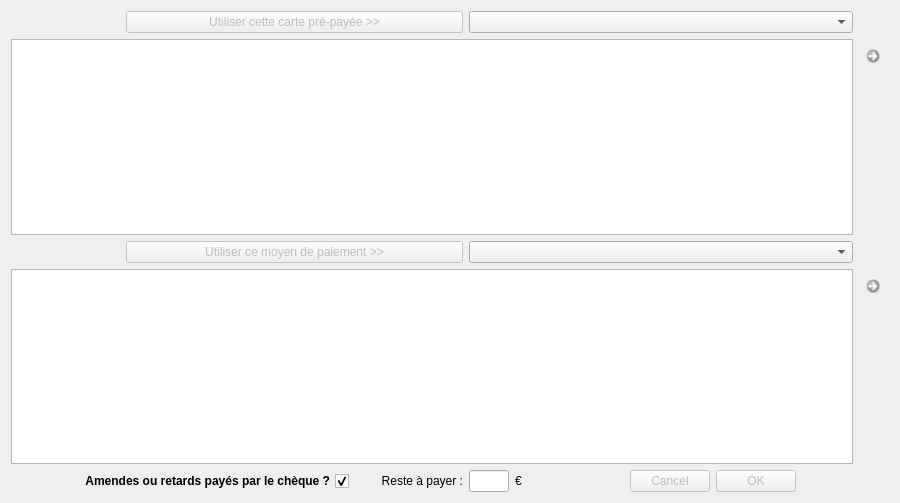
Old version of the form f_paiement.ui in the repository nivhg/ludopen.
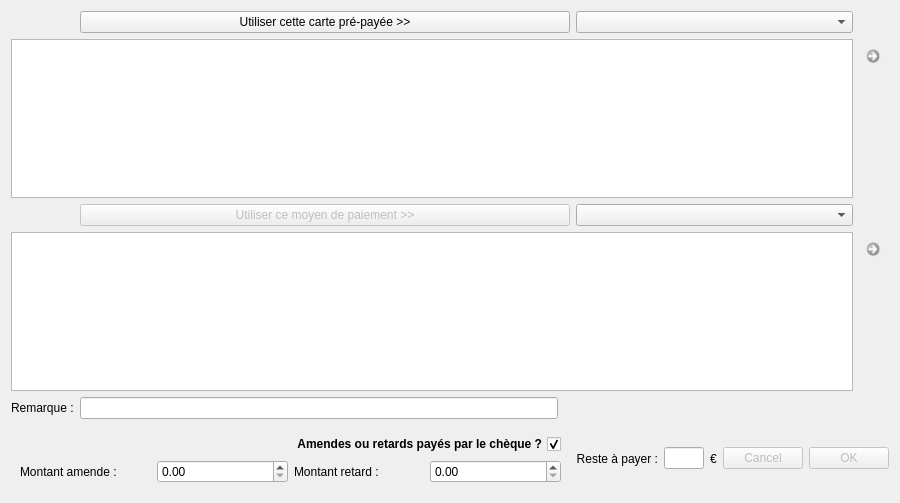
New version of the form. Icons and pictures are not drawn.

The edit to the form file:
```diff
--- a/f_paiement.ui
+++ b/f_paiement.ui
@@ -38,6 +38,29 @@
   <layout class="QVBoxLayout" name="verticalLayout">
    <item>
     <layout class="QGridLayout" name="gridLayout">
+     <item row="6" column="6">
+      <widget class="QLabel" name="Lb_Euro">
+       <property name="text">
+        <string>€</string>
+       </property>
+      </widget>
+     </item>
+     <item row="6" column="7" colspan="2">
+      <widget class="QDialogButtonBox" name="Bt_OK_Annuler">
+       <property name="enabled">
+        <bool>false</bool>
+       </property>
+       <property name="layoutDirection">
+        <enum>Qt::RightToLeft</enum>
+       </property>
+       <property name="orientation">
+        <enum>Qt::Horizontal</enum>
+       </property>
+       <property name="standardButtons">
+        <set>QDialogButtonBox::Cancel|QDialogButtonBox::Ok</set>
+       </property>
+      </widget>
+     </item>
      <item row="4" column="8" alignment="Qt::AlignTop">
       <widget class="QCommandLinkButton" name="Bt_SupprimerAutrePaiement">
        <property name="enabled">
@@ -67,46 +90,88 @@
        </property>
       </widget>
      </item>
-     <item row="1" column="8" alignment="Qt::AlignTop">
-      <widget class="QCommandLinkButton" name="Bt_SupprimerCartePaiement">
-       <property name="enabled">
-        <bool>false</bool>
+     <item row="4" column="0" colspan="8">
+      <widget class="QTableWidget" name="TW_PaiementAutre">
+       <property name="alternatingRowColors">
+        <bool>true</bool>
        </property>
-       <property name="maximumSize">
+       <property name="selectionMode">
+        <enum>QAbstractItemView::SingleSelection</enum>
+       </property>
+       <property name="selectionBehavior">
+        <enum>QAbstractItemView::SelectRows</enum>
+       </property>
+      </widget>
+     </item>
+     <item row="1" column="0" colspan="8">
+      <widget class="QTableWidget" name="TW_PaiementCarte">
+       <property name="minimumSize">
         <size>
-         <width>30</width>
-         <height>30</height>
+         <width>0</width>
+         <height>0</height>
         </size>
        </property>
-       <property name="toolTip">
-        <string>&lt;html&gt;&lt;head/&gt;&lt;body&gt;&lt;p&gt;Ne plus utiliser la carte de paiement choisie&lt;/p&gt;&lt;/body&gt;&lt;/html&gt;</string>
+       <property name="alternatingRowColors">
+        <bool>true</bool>
        </property>
-       <property name="text">
-        <string/>
+       <property name="selectionMode">
+        <enum>QAbstractItemView::SingleSelection</enum>
        </property>
-       <property name="icon">
-        <iconset resource="ImagesIcones.qrc">
-         <normaloff>:/Supprimer.png</normaloff>:/Supprimer.png</iconset>
+       <property name="selectionBehavior">
+        <enum>QAbstractItemView::SelectRows</enum>
        </property>
-       <property name="iconSize">
-        <size>
-         <width>15</width>
-         <height>15</height>
-        </size>
-       </property>
+      </widget>
+     </item>
+     <item row="6" column="0" colspan="4">
+      <widget class="QWidget" name="W_AmendesRetards" native="true">
+       <layout class="QGridLayout" name="gridLayout_2">
+        <item row="1" column="0">
+         <widget class="QLabel" name="Lb_Amende">
+          <property name="text">
+           <string>Montant amende :</string>
+          </property>
+         </widget>
+        </item>
+        <item row="1" column="1">
+         <widget class="QDoubleSpinBox" name="SBx_Amende"/>
+        </item>
+        <item row="1" column="2">
+         <widget class="QLabel" name="Lb_Retard">
+          <property name="text">
+           <string>Montant retard :</string>
+          </property>
+         </widget>
+        </item>
+        <item row="1" column="3">
+         <widget class="QDoubleSpinBox" name="SBx_Retard"/>
+        </item>
+        <item row="0" column="0" colspan="4">
+         <widget class="QCheckBox" name="Cbx_AmendesRetards">
+          <property name="font">
+           <font>
+            <weight>75</weight>
+            <bold>true</bold>
+           </font>
+          </property>
+          <property name="layoutDirection">
+           <enum>Qt::RightToLeft</enum>
+          </property>
+          <property name="text">
+           <string>Amendes ou retards payés par le chèque ?</string>
+          </property>
+          <property name="checked">
+           <bool>true</bool>
+          </property>
+         </widget>
+        </item>
+       </layout>
       </widget>
      </item>
      <item row="0" column="4" colspan="4">
       <widget class="QComboBox" name="CBx_Cartes"/>
      </item>
-     <item row="3" column="4" colspan="4">
-      <widget class="QComboBox" name="CBx_ModePaiement"/>
-     </item>
      <item row="0" column="1" colspan="3">
       <widget class="QPushButton" name="Bt_AjouterCartePaiement">
-       <property name="enabled">
-        <bool>false</bool>
-       </property>
        <property name="sizePolicy">
         <sizepolicy hsizetype="MinimumExpanding" vsizetype="Fixed">
          <horstretch>0</horstretch>
@@ -121,6 +186,64 @@
        </property>
       </widget>
      </item>
+     <item row="3" column="4" colspan="4">
+      <widget class="QComboBox" name="CBx_ModePaiement"/>
+     </item>
+     <item row="6" column="4">
+      <widget class="QLabel" name="Lb_RestAPayer">
+       <property name="text">
+        <string>Reste à payer :</string>
+       </property>
+       <property name="alignment">
+        <set>Qt::AlignRight|Qt::AlignTrailing|Qt::AlignVCenter</set>
+       </property>
+      </widget>
+     </item>
+     <item row="6" column="5">
+      <widget class="QLineEdit" name="LE_ResteAPayer">
+       <property name="maximumSize">
+        <size>
+         <width>40</width>
+         <height>16777215</height>
+        </size>
+       </property>
+       <property name="text">
+        <string/>
+       </property>
+       <property name="readOnly">
+        <bool>true</bool>
+       </property>
+      </widget>
+     </item>
+     <item row="1" column="8" alignment="Qt::AlignTop">
+      <widget class="QCommandLinkButton" name="Bt_SupprimerCartePaiement">
+       <property name="enabled">
+        <bool>false</bool>
+       </property>
+       <property name="maximumSize">
+        <size>
+         <width>30</width>
+         <height>30</height>
+        </size>
+       </property>
+       <property name="toolTip">
+        <string>&lt;html&gt;&lt;head/&gt;&lt;body&gt;&lt;p&gt;Ne plus utiliser la carte de paiement choisie&lt;/p&gt;&lt;/body&gt;&lt;/html&gt;</string>
+       </property>
+       <property name="text">
+        <string/>
+       </property>
+       <property name="icon">
+        <iconset resource="ImagesIcones.qrc">
+         <normaloff>:/Supprimer.png</normaloff>:/Supprimer.png</iconset>
+       </property>
+       <property name="iconSize">
+        <size>
+         <width>15</width>
+         <height>15</height>
+        </size>
+       </property>
+      </widget>
+     </item>
      <item row="3" column="1" colspan="3">
       <widget class="QPushButton" name="Bt_AjouterAutrePaiement">
        <property name="enabled">
@@ -149,105 +272,15 @@
        </property>
       </widget>
      </item>
-     <item row="4" column="0" colspan="8">
-      <widget class="QTableWidget" name="TW_PaiementAutre">
-       <property name="alternatingRowColors">
-        <bool>true</bool>
-       </property>
-       <property name="selectionMode">
-        <enum>QAbstractItemView::SingleSelection</enum>
-       </property>
-       <property name="selectionBehavior">
-        <enum>QAbstractItemView::SelectRows</enum>
-       </property>
-      </widget>
-     </item>
-     <item row="1" column="0" colspan="8">
-      <widget class="QTableWidget" name="TW_PaiementCarte">
-       <property name="minimumSize">
-        <size>
-         <width>0</width>
-         <height>0</height>
-        </size>
-       </property>
-       <property name="alternatingRowColors">
-        <bool>true</bool>
-       </property>
-       <property name="selectionMode">
-        <enum>QAbstractItemView::SingleSelection</enum>
-       </property>
-       <property name="selectionBehavior">
-        <enum>QAbstractItemView::SelectRows</enum>
-       </property>
-      </widget>
-     </item>
-     <item row="5" column="6" colspan="3">
-      <widget class="QDialogButtonBox" name="Bt_OK_Annuler">
-       <property name="enabled">
-        <bool>false</bool>
-       </property>
-       <property name="layoutDirection">
-        <enum>Qt::RightToLeft</enum>
-       </property>
-       <property name="orientation">
-        <enum>Qt::Horizontal</enum>
-       </property>
-       <property name="standardButtons">
-        <set>QDialogButtonBox::Cancel|QDialogButtonBox::Ok</set>
-       </property>
-      </widget>
-     </item>
-     <item row="5" column="5">
-      <widget class="QLabel" name="Lb_Euro">
+     <item row="5" column="0">
+      <widget class="QLabel" name="label">
        <property name="text">
-        <string>€</string>
+        <string>Remarque :</string>
        </property>
       </widget>
      </item>
-     <item row="5" column="4">
-      <widget class="QLineEdit" name="LE_ResteAPayer">
-       <property name="maximumSize">
-        <size>
-         <width>40</width>
-         <height>16777215</height>
-        </size>
-       </property>
-       <property name="text">
-        <string/>
-       </property>
-       <property name="readOnly">
-        <bool>true</bool>
-       </property>
-      </widget>
-     </item>
-     <item row="5" column="3">
-      <widget class="QLabel" name="Lb_RestAPayer">
-       <property name="text">
-        <string>Reste à payer :</string>
-       </property>
-       <property name="alignment">
-        <set>Qt::AlignRight|Qt::AlignTrailing|Qt::AlignVCenter</set>
-       </property>
-      </widget>
-     </item>
-     <item row="5" column="0" colspan="3">
-      <widget class="QCheckBox" name="Cbx_AmendesRetards">
-       <property name="font">
-        <font>
-         <weight>75</weight>
-         <bold>true</bold>
-        </font>
-       </property>
-       <property name="layoutDirection">
-        <enum>Qt::RightToLeft</enum>
-       </property>
-       <property name="text">
-        <string>Amendes ou retards payés par le chèque ?</string>
-       </property>
-       <property name="checked">
-        <bool>true</bool>
-       </property>
-      </widget>
+     <item row="5" column="1">
+      <widget class="QLineEdit" name="LE_Remarque"/>
      </item>
     </layout>
    </item>
```
Left out of the diff: 20 changed lines with no effect on the pictures.
